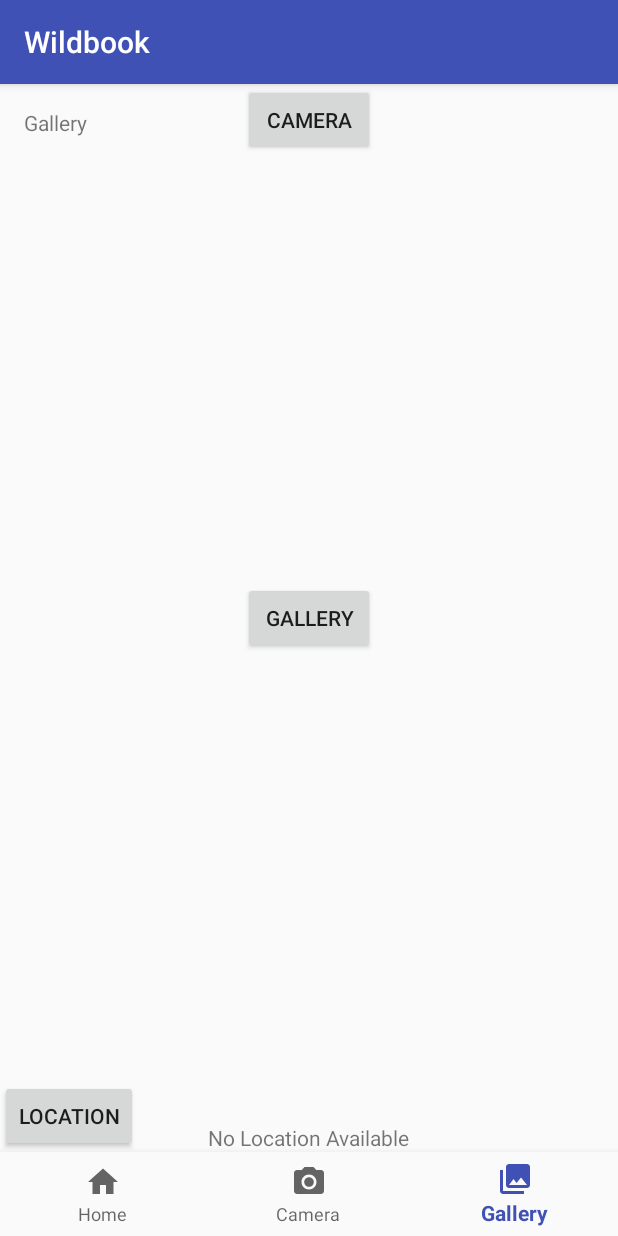
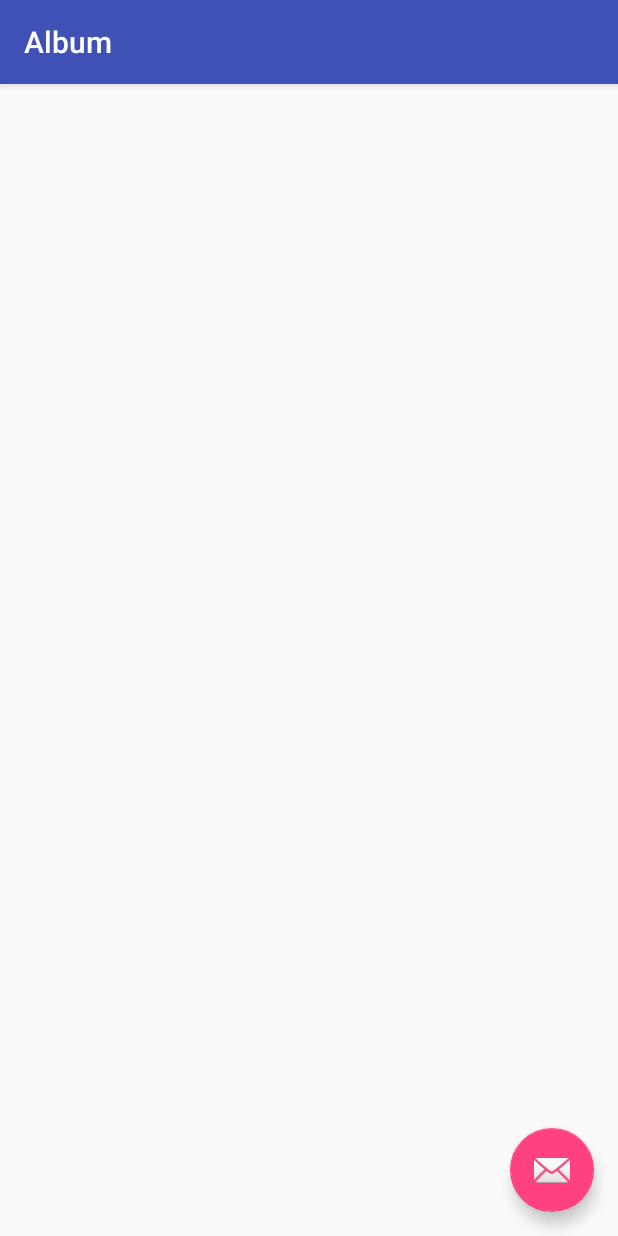
Before and after one commit to graeabbott/wildbookApp, an Android app: the screen it shows after launch (MainActivity before the commit, albumActivity after it), item 3 of the bottom bar chosen, on a phone screen of 412 x 824 dp. Run offline under Robolectric (Android 15) with nearby library versions, the phone set to English and light mode, and no system bars.

Commit message:
gallery links to new page

```diff
--- a/MyApplication1/app/build.gradle
+++ b/MyApplication1/app/build.gradle
@@ -27,5 +27,6 @@ dependencies {
     compile 'com.android.support:appcompat-v7:25.3.1'
     compile 'com.android.support:design:25.3.1'
     compile 'com.aurelhubert:ahbottomnavigation:2.0.4'
+    compile 'com.android.support.constraint:constraint-layout:1.0.2'
     testCompile 'junit:junit:4.12'
 }
--- a/MyApplication1/app/src/main/AndroidManifest.xml
+++ b/MyApplication1/app/src/main/AndroidManifest.xml
@@ -2,15 +2,16 @@
 <manifest xmlns:android="http://schemas.android.com/apk/res/android"
     package="com.example.affanfarid.myapplication1">
 
-    <uses-feature android:name="android.hardware.camera" android:required="true" />
+    <uses-feature
+        android:name="android.hardware.camera"
+        android:required="true" />
+
     <uses-permission android:name="android.permission.CAMERA" />
     <uses-permission android:name="android.hardware.camera.autofocus" />
     <uses-permission android:name="android.permission.WRITE_EXTERNAL_STORAGE" />
+    <uses-permission android:name="android.permission.ACCESS_FINE_LOCATION" />
 
-    <uses-permission android:name="android.permission.ACCESS_FINE_LOCATION" />
     <uses-feature android:name="android.hardware.location.gps" />
-
-
 
     <application
         android:allowBackup="true"
@@ -29,6 +30,10 @@
                 <category android:name="android.intent.category.LAUNCHER" />
             </intent-filter>
         </activity>
+        <activity
+            android:name=".albumActivity"
+            android:label="@string/title_activity_album"
+            android:theme="@style/AppTheme.NoActionBar"></activity>
     </application>
 
 </manifest>
--- a/MyApplication1/app/src/main/java/com/example/affanfarid/myapplication1/MainActivity.java
+++ b/MyApplication1/app/src/main/java/com/example/affanfarid/myapplication1/MainActivity.java
@@ -74,6 +74,7 @@ public class MainActivity extends AppCompatActivity {
                     return true;
                 case R.id.navigation_gallery:
                     mTextMessage.setText(R.string.title_gallery);
+                    goToAlbum();
                     return true;
             }
             return false;
@@ -94,6 +95,13 @@ public class MainActivity extends AppCompatActivity {
         //navigation.setTranslucentNavigationEnabled(true);
 
     }
+
+    public void goToAlbum(){
+        Intent startAlbumActivity = new Intent(this, albumActivity.class);
+        startActivity(startAlbumActivity);
+
+    }
+
 
     public void getLocation() {
         locationButton = (Button) findViewById(R.id.locationButton);
--- /dev/null
+++ b/MyApplication1/app/src/main/java/com/example/affanfarid/myapplication1/albumActivity.java
@@ -0,0 +1,29 @@
+package com.example.affanfarid.myapplication1;
+
+import android.os.Bundle;
+import android.support.design.widget.FloatingActionButton;
+import android.support.design.widget.Snackbar;
+import android.support.v7.app.AppCompatActivity;
+import android.support.v7.widget.Toolbar;
+import android.view.View;
+
+public class albumActivity extends AppCompatActivity {
+
+    @Override
+    protected void onCreate(Bundle savedInstanceState) {
+        super.onCreate(savedInstanceState);
+        setContentView(R.layout.activity_album);
+        Toolbar toolbar = (Toolbar) findViewById(R.id.toolbar);
+        setSupportActionBar(toolbar);
+
+        FloatingActionButton fab = (FloatingActionButton) findViewById(R.id.fab);
+        fab.setOnClickListener(new View.OnClickListener() {
+            @Override
+            public void onClick(View view) {
+                Snackbar.make(view, "Replace with your own action", Snackbar.LENGTH_LONG)
+                        .setAction("Action", null).show();
+            }
+        });
+    }
+
+}
--- /dev/null
+++ b/MyApplication1/app/src/main/res/drawable/ic_location_black_24dp.xml
@@ -0,0 +1,13 @@
+<?xml version="1.0" encoding="utf-8"?>
+<vector xmlns:android="http://schemas.android.com/apk/res/android"
+    android:width="24dp"
+    android:height="24dp"
+    android:viewportWidth="24"
+    android:viewportHeight="24">
+
+    <path
+        android:fillColor="#000000"
+        android:pathData="M12 2C8.13 2 5 5.13 5 9c0 5.25 7 13 7 13s7-7.75 7-13c0-3.87-3.13-7-7-7zm0 9.5c-1.38 0-2.5-1.12-2.5-2.5s1.12-2.5 2.5-2.5 2.5 1.12 2.5 2.5-1.12 2.5-2.5 2.5z" />
+    <path
+        android:pathData="M0 0h24v24H0z" />
+</vector>
--- /dev/null
+++ b/MyApplication1/app/src/main/res/layout/activity_album.xml
@@ -0,0 +1,33 @@
+<?xml version="1.0" encoding="utf-8"?>
+<android.support.design.widget.CoordinatorLayout xmlns:android="http://schemas.android.com/apk/res/android"
+    xmlns:app="http://schemas.android.com/apk/res-auto"
+    xmlns:tools="http://schemas.android.com/tools"
+    android:layout_width="match_parent"
+    android:layout_height="match_parent"
+    tools:context="com.example.affanfarid.myapplication1.albumActivity">
+
+    <android.support.design.widget.AppBarLayout
+        android:layout_width="match_parent"
+        android:layout_height="wrap_content"
+        android:theme="@style/AppTheme.AppBarOverlay">
+
+        <android.support.v7.widget.Toolbar
+            android:id="@+id/toolbar"
+            android:layout_width="match_parent"
+            android:layout_height="?attr/actionBarSize"
+            android:background="?attr/colorPrimary"
+            app:popupTheme="@style/AppTheme.PopupOverlay" />
+
+    </android.support.design.widget.AppBarLayout>
+
+    <include layout="@layout/content_album" />
+
+    <android.support.design.widget.FloatingActionButton
+        android:id="@+id/fab"
+        android:layout_width="wrap_content"
+        android:layout_height="wrap_content"
+        android:layout_gravity="bottom|end"
+        android:layout_margin="@dimen/fab_margin"
+        app:srcCompat="@android:drawable/ic_dialog_email" />
+
+</android.support.design.widget.CoordinatorLayout>
--- /dev/null
+++ b/MyApplication1/app/src/main/res/layout/content_album.xml
@@ -0,0 +1,11 @@
+<?xml version="1.0" encoding="utf-8"?>
+<android.support.constraint.ConstraintLayout xmlns:android="http://schemas.android.com/apk/res/android"
+    xmlns:app="http://schemas.android.com/apk/res-auto"
+    xmlns:tools="http://schemas.android.com/tools"
+    android:layout_width="match_parent"
+    android:layout_height="match_parent"
+    app:layout_behavior="@string/appbar_scrolling_view_behavior"
+    tools:context="com.example.affanfarid.myapplication1.albumActivity"
+    tools:showIn="@layout/activity_album">
+
+</android.support.constraint.ConstraintLayout>
--- a/MyApplication1/app/src/main/res/values/dimens.xml
+++ b/MyApplication1/app/src/main/res/values/dimens.xml
@@ -2,4 +2,5 @@
     <!-- Default screen margins, per the Android Design guidelines. -->
     <dimen name="activity_horizontal_margin">16dp</dimen>
     <dimen name="activity_vertical_margin">16dp</dimen>
+    <dimen name="fab_margin">16dp</dimen>
 </resources>
--- a/MyApplication1/app/src/main/res/values/strings.xml
+++ b/MyApplication1/app/src/main/res/values/strings.xml
@@ -5,5 +5,6 @@
     <string name="title_notifications">Notifications</string>
     <string name="title_camera">Camera</string>
     <string name="title_gallery">Gallery</string>
+    <string name="title_activity_album">Album</string>
 
 </resources>
--- a/MyApplication1/app/src/main/res/values/styles.xml
+++ b/MyApplication1/app/src/main/res/values/styles.xml
@@ -9,8 +9,17 @@
         <!--<item name="android:windowTranslucentNavigation">true</item>-->
     </style>
 
+    <style name="AppTheme.NoActionBar">
+        <item name="windowActionBar">false</item>
+        <item name="windowNoTitle">true</item>
+    </style>
+
+    <style name="AppTheme.AppBarOverlay" parent="ThemeOverlay.AppCompat.Dark.ActionBar" />
+
+    <style name="AppTheme.PopupOverlay" parent="ThemeOverlay.AppCompat.Light" />
+
     <!--<style name="MyTheme.TranslucentNavigation" parent="AppTheme">-->
-        <!--<item name="android:windowTranslucentNavigation">true</item>-->
+    <!--<item name="android:windowTranslucentNavigation">true</item>-->
     <!--</style>-->
 
 
```
